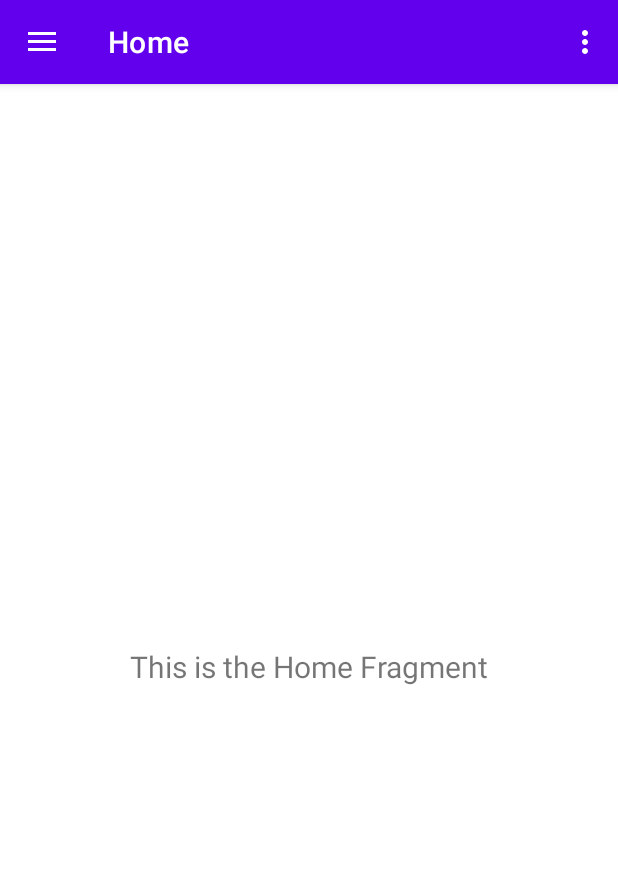
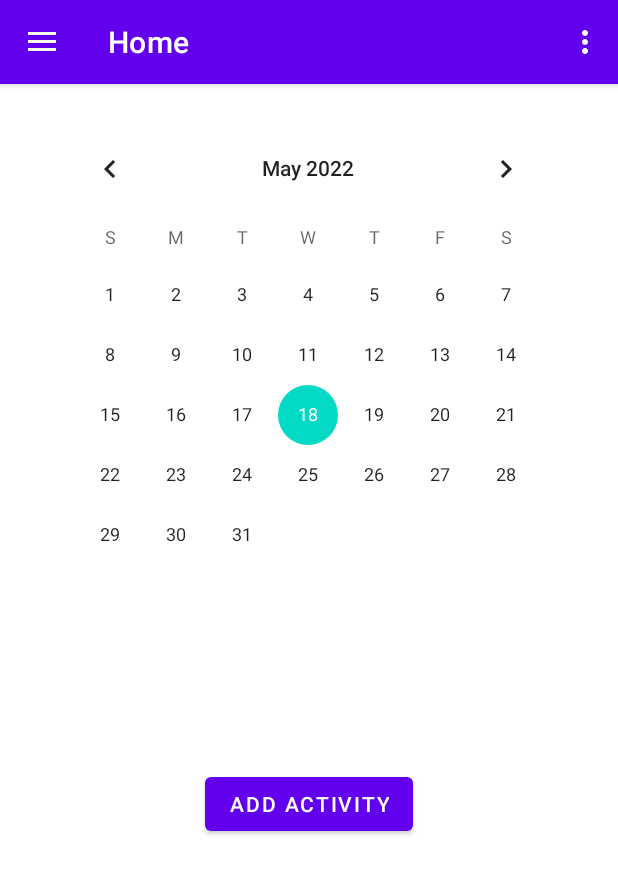
Before and after one commit to aqn2/MyMobileParent, an Android app: the screen it shows after launch (MainActivity), on a phone screen of 412 x 824 dp. Shown: the top 874 px of the screen. Run offline under Robolectric (Android 15) with nearby library versions, the phone set to English and light mode, and no system bars; our stand-ins replace navigation-ui.

Commit message:
i did it!

```diff
--- a/app/src/main/java/com/example/learningnavigation/MainActivity.kt
+++ b/app/src/main/java/com/example/learningnavigation/MainActivity.kt
@@ -36,8 +36,8 @@ class MainActivity : AppCompatActivity() {
         // menu should be considered as top level destinations.
         appBarConfiguration = AppBarConfiguration(
             setOf(
-                R.id.nav_home, R.id.nav_calendar, R.id.nav_chores,
-                R.id.nav_calendar, R.id.nav_chores // from the activity_main_drawer menu
+                R.id.nav_chores, R.id.nav_instructions, R.id.nav_personal,
+                R.id.nav_instructions, R.id.nav_personal // from the activity_main_drawer menu
             ), drawerLayout
         )
         setupActionBarWithNavController(navController, appBarConfiguration)
--- a/app/src/main/java/com/example/learningnavigation/ui/Greeting2Fragment.kt
+++ b/app/src/main/java/com/example/learningnavigation/ui/Greeting2Fragment.kt
@@ -6,7 +6,6 @@ import android.view.View
 import android.view.ViewGroup
 import android.widget.TextView
 import androidx.fragment.app.Fragment
-import com.example.learningnavigation.databinding.FragmentGalleryBinding
 import com.example.learningnavigation.databinding.FragmentGreeting2Binding
 
 class Greeting2Fragment : Fragment() {
@@ -34,7 +33,7 @@ class Greeting2Fragment : Fragment() {
         // to receive information from a bundle, use the built in variable
         // arguments
 
-        val message = arguments?.getString(GreetingFragment.BUNDLE_GREETING2_INFO) ?: ""
+        val message = arguments?.getString(PersonalFragment.BUNDLE_GREETING2_INFO) ?: ""
         textView.text = "This is the Gallery Fragment\n$message"
 
         return root
--- a/app/src/main/java/com/example/learningnavigation/ui/Custom1Fragment.kt
+++ b/app/src/main/java/com/example/learningnavigation/ui/InstructionFragment.kt
@@ -17,7 +17,7 @@ import com.example.learningnavigation.databinding.FragmentCustom1Binding
 import com.example.learningnavigation.databinding.FragmentSlideshowBinding
 import java.util.Calendar.getInstance
 
-class Custom1Fragment : Fragment() {
+class InstructionFragment : Fragment() {
 
     companion object {
         val BUNDLE_GALLERY_INFO = "gallery info"
--- a/app/src/main/java/com/example/learningnavigation/ui/GreetingFragment.kt
+++ b/app/src/main/java/com/example/learningnavigation/ui/PersonalFragment.kt
@@ -8,10 +8,9 @@ import android.widget.TextView
 import androidx.fragment.app.Fragment
 import androidx.navigation.findNavController
 import com.example.learningnavigation.R
-import com.example.learningnavigation.databinding.FragmentGalleryBinding
 import com.example.learningnavigation.databinding.FragmentGreetingBinding
 
-class GreetingFragment : Fragment() {
+class PersonalFragment : Fragment() {
 
     companion object {
         val BUNDLE_GREETING2_INFO = "greeting2 info"
@@ -42,7 +41,7 @@ class GreetingFragment : Fragment() {
             // to send information between fragments, we use a bundle instead of putting
             // extras into an intent.
             val bundle = Bundle()
-            bundle.putString(GreetingFragment.BUNDLE_GREETING2_INFO, "Hello, ${binding.editTextTextPersonName?.text ?: "name"}.")
+            bundle.putString(PersonalFragment.BUNDLE_GREETING2_INFO, "Hello, ${binding.editTextTextPersonName?.text ?: "name"}.")
             // with a bundle, just add it as a parameter
             root.findNavController().navigate(R.id.action_nav_greeting_to_nav_greeting2, bundle)
         }
--- a/app/src/main/java/com/example/learningnavigation/ui/gallery/GalleryFragment.kt
+++ b/app/src/main/java/com/example/learningnavigation/ui/gallery/GalleryFragment.kt
@@ -6,11 +6,8 @@ import android.view.View
 import android.view.ViewGroup
 import android.widget.TextView
 import androidx.fragment.app.Fragment
-import androidx.lifecycle.Observer
-import androidx.lifecycle.ViewModelProvider
-import com.example.learningnavigation.R
 import com.example.learningnavigation.databinding.FragmentGalleryBinding
-import com.example.learningnavigation.ui.Custom1Fragment
+import com.example.learningnavigation.ui.InstructionFragment
 
 class GalleryFragment : Fragment() {
 
@@ -37,7 +34,7 @@ class GalleryFragment : Fragment() {
         // to receive information from a bundle, use the built in variable
         // arguments
 
-        val message = arguments?.getString(Custom1Fragment.BUNDLE_GALLERY_INFO) ?: ""
+        val message = arguments?.getString(InstructionFragment.BUNDLE_GALLERY_INFO) ?: ""
         textView.text = "This is the Gallery Fragment\n$message"
 
         return root
--- /dev/null
+++ b/app/src/main/java/com/example/learningnavigation/ui/home/ChoresFragment.kt
@@ -0,0 +1,82 @@
+package com.example.learningnavigation.ui.home
+
+import android.os.Bundle
+import android.view.LayoutInflater
+import android.view.View
+import android.view.ViewGroup
+import android.widget.TextView
+import androidx.fragment.app.Fragment
+import androidx.lifecycle.Observer
+import androidx.lifecycle.ViewModelProvider
+import com.example.learningnavigation.R
+import com.example.learningnavigation.databinding.FragmentHomeBinding
+
+class ChoresFragment : Fragment() {
+
+
+    private var _binding: FragmentHomeBinding? = null
+
+    // This property is only valid between onCreateView and
+    // onDestroyView.
+    private val binding get() = _binding!!
+
+    override fun onCreateView(
+        inflater: LayoutInflater,
+        container: ViewGroup?,
+        savedInstanceState: Bundle?
+    ): View? {
+
+
+        _binding = FragmentHomeBinding.inflate(inflater, container, false)
+        val root: View = binding.root
+
+        binding.calendarView.setOnClickListener() {
+            setupCalendar()
+
+        }
+
+
+        binding.buttonActivity.setOnClickListener {
+
+            setupCalendar()
+
+            binding.editTextActivity.visibility = View.VISIBLE
+            binding.editTextDate.visibility = View.VISIBLE
+            binding.switchImportance.visibility = View.VISIBLE
+
+
+
+
+
+
+            /*
+            // to move between fragments, we don't use intent
+            // we find the nav controller and tell it to execute an action
+            // to send information between fragments, we use a bundle instead of putting
+            // extras into an intent.
+            val bundle = Bundle()
+            bundle.putString(BUNDLE_GALLERY_INFO, "Greetings from Custom1")
+            // with a bundle, just add it as a parameter
+            root.findNavController().navigate(R.id.action_nav_custom1_to_nav_gallery, bundle)
+
+             */
+        }
+
+        return root
+    }
+
+
+    override fun onDestroyView() {
+        super.onDestroyView()
+        _binding = null
+    }
+
+    private fun setupCalendar() {
+        binding.calendarView.setOnDateChangeListener { view, year, month, dayOfMonth ->
+            // Note that months are indexed from 0. So, 0 means January, 1 means february, 2 means march etc.
+            val msg = (month + 1).toString() + "/" + dayOfMonth + "/" + year
+            binding.editTextDate.setText(msg)
+        }
+    }
+
+}
--- a/app/src/main/java/com/example/learningnavigation/ui/home/HomeFragment.kt
+++ /dev/null
@@ -1,43 +0,0 @@
-package com.example.learningnavigation.ui.home
-
-import android.os.Bundle
-import android.view.LayoutInflater
-import android.view.View
-import android.view.ViewGroup
-import android.widget.TextView
-import androidx.fragment.app.Fragment
-import androidx.lifecycle.Observer
-import androidx.lifecycle.ViewModelProvider
-import com.example.learningnavigation.R
-import com.example.learningnavigation.databinding.FragmentHomeBinding
-
-class HomeFragment : Fragment() {
-
-
-    private var _binding: FragmentHomeBinding? = null
-
-    // This property is only valid between onCreateView and
-    // onDestroyView.
-    private val binding get() = _binding!!
-
-    override fun onCreateView(
-        inflater: LayoutInflater,
-        container: ViewGroup?,
-        savedInstanceState: Bundle?
-    ): View? {
-
-
-        _binding = FragmentHomeBinding.inflate(inflater, container, false)
-        val root: View = binding.root
-
-        val textView: TextView = binding.textHome
-        textView.text = "This is the Home Fragment"
-
-        return root
-    }
-
-    override fun onDestroyView() {
-        super.onDestroyView()
-        _binding = null
-    }
-}
--- a/app/src/main/res/layout/fragment_home.xml
+++ b/app/src/main/res/layout/fragment_home.xml
@@ -4,19 +4,67 @@
     xmlns:tools="http://schemas.android.com/tools"
     android:layout_width="match_parent"
     android:layout_height="match_parent"
-    tools:context=".ui.home.HomeFragment">
+    tools:context=".ui.home.ChoresFragment">
 
-    <TextView
-        android:id="@+id/text_home"
-        android:layout_width="match_parent"
+    <Button
+        android:id="@+id/button_activity"
+        android:layout_width="wrap_content"
         android:layout_height="wrap_content"
-        android:layout_marginStart="8dp"
-        android:layout_marginTop="8dp"
-        android:layout_marginEnd="8dp"
-        android:textAlignment="center"
-        android:textSize="20sp"
+        android:layout_marginBottom="264dp"
+        android:text="Add Activity"
         app:layout_constraintBottom_toBottomOf="parent"
         app:layout_constraintEnd_toEndOf="parent"
+        app:layout_constraintStart_toStartOf="parent" />
+
+    <CalendarView
+        android:id="@+id/calendarView"
+        android:layout_width="wrap_content"
+        android:layout_height="wrap_content"
+        app:layout_constraintBottom_toTopOf="@+id/button_activity"
+        app:layout_constraintEnd_toEndOf="parent"
+        app:layout_constraintHorizontal_bias="0.491"
         app:layout_constraintStart_toStartOf="parent"
-        app:layout_constraintTop_toTopOf="parent" />
+        app:layout_constraintTop_toTopOf="parent"
+        app:layout_constraintVertical_bias="0.192" />
+
+    <EditText
+        android:id="@+id/editText_activity"
+        android:layout_width="wrap_content"
+        android:layout_height="wrap_content"
+        android:layout_marginBottom="20dp"
+        android:ems="10"
+        android:inputType="textPersonName"
+        android:text="Activity"
+        android:visibility="gone"
+        app:layout_constraintBottom_toTopOf="@+id/switch_importance"
+        app:layout_constraintEnd_toEndOf="parent"
+        app:layout_constraintHorizontal_bias="0.497"
+        app:layout_constraintStart_toStartOf="parent" />
+
+    <Switch
+        android:id="@+id/switch_importance"
+        android:layout_width="wrap_content"
+        android:layout_height="wrap_content"
+        android:layout_marginBottom="28dp"
+        android:text="Important?"
+        android:visibility="gone"
+        app:layout_constraintBottom_toBottomOf="parent"
+        app:layout_constraintEnd_toEndOf="parent"
+        app:layout_constraintHorizontal_bias="0.341"
+        app:layout_constraintStart_toStartOf="parent" />
+
+    <EditText
+        android:id="@+id/editText_date"
+        android:layout_width="wrap_content"
+        android:layout_height="wrap_content"
+        android:ems="10"
+        android:inputType="date"
+        android:text="Date"
+        android:visibility="gone"
+        app:layout_constraintBottom_toTopOf="@+id/editText_activity"
+        app:layout_constraintEnd_toEndOf="parent"
+        app:layout_constraintHorizontal_bias="0.502"
+        app:layout_constraintStart_toStartOf="parent"
+        app:layout_constraintTop_toBottomOf="@+id/button_activity"
+        app:layout_constraintVertical_bias="0.253" />
 </androidx.constraintlayout.widget.ConstraintLayout>
--- a/app/src/main/res/menu/activity_main_drawer.xml
+++ b/app/src/main/res/menu/activity_main_drawer.xml
@@ -6,16 +6,16 @@
 
     <group android:checkableBehavior="single">
         <item
-            android:id="@+id/nav_home"
-            android:icon="@android:drawable/ic_dialog_map"
-            android:title="@string/menu_home" />
+            android:id="@+id/nav_chores"
+            android:icon="@android:drawable/ic_menu_day"
+            android:title="Chores" />
         <item
-            android:id="@+id/nav_calendar"
-            android:icon="@android:drawable/ic_menu_day"
-            android:title="Calendar" />
+            android:id="@+id/nav_instructions"
+            android:icon="@android:drawable/ic_menu_info_details"
+            android:title="Instructions" />
         <item
-            android:id="@+id/nav_chores"
-            android:icon="@android:drawable/ic_popup_disk_full"
-            android:title="Chores" />
+            android:id="@+id/nav_personal"
+            android:icon="@android:drawable/ic_menu_myplaces"
+            android:title="Personal" />
     </group>
 </menu>
--- a/app/src/main/res/navigation/mobile_navigation.xml
+++ b/app/src/main/res/navigation/mobile_navigation.xml
@@ -3,37 +3,37 @@
     xmlns:app="http://schemas.android.com/apk/res-auto"
     xmlns:tools="http://schemas.android.com/tools"
     android:id="@+id/mobile_navigation"
-    app:startDestination="@+id/nav_home">
+    app:startDestination="@+id/nav_chores">
 
     <fragment
-        android:id="@+id/nav_home"
-        android:name="com.example.learningnavigation.ui.home.HomeFragment"
+        android:id="@+id/nav_chores"
+        android:name="com.example.learningnavigation.ui.home.ChoresFragment"
         android:label="@string/menu_home"
         tools:layout="@layout/fragment_home" />
 
     <fragment
-        android:id="@+id/nav_calendar"
+        android:id="@+id/nav_instructions"
         android:name="com.example.learningnavigation.ui.gallery.GalleryFragment"
         android:label="@string/menu_gallery"
         tools:layout="@layout/fragment_gallery" />
 
     <fragment
-        android:id="@+id/nav_chores"
+        android:id="@+id/nav_personal"
         android:name="com.example.learningnavigation.ui.slideshow.SlideshowFragment"
         android:label="@string/menu_slideshow"
         tools:layout="@layout/fragment_slideshow" />
     <fragment
-        android:id="@+id/nav_calendar"
-        android:name="com.example.learningnavigation.ui.Custom1Fragment"
+        android:id="@+id/nav_instructions"
+        android:name="com.example.learningnavigation.ui.InstructionFragment"
         android:label="Custom1Fragment"
         tools:layout="@layout/fragment_custom1">
         <action
             android:id="@+id/action_nav_custom1_to_nav_gallery"
-            app:destination="@id/nav_calendar" />
+            app:destination="@id/nav_instructions" />
     </fragment>
     <fragment
-        android:id="@+id/nav_chores"
-        android:name="com.example.learningnavigation.ui.GreetingFragment"
+        android:id="@+id/nav_personal"
+        android:name="com.example.learningnavigation.ui.PersonalFragment"
         android:label="GreetingFragment"
         tools:layout="@layout/fragment_greeting">
         <action
```
